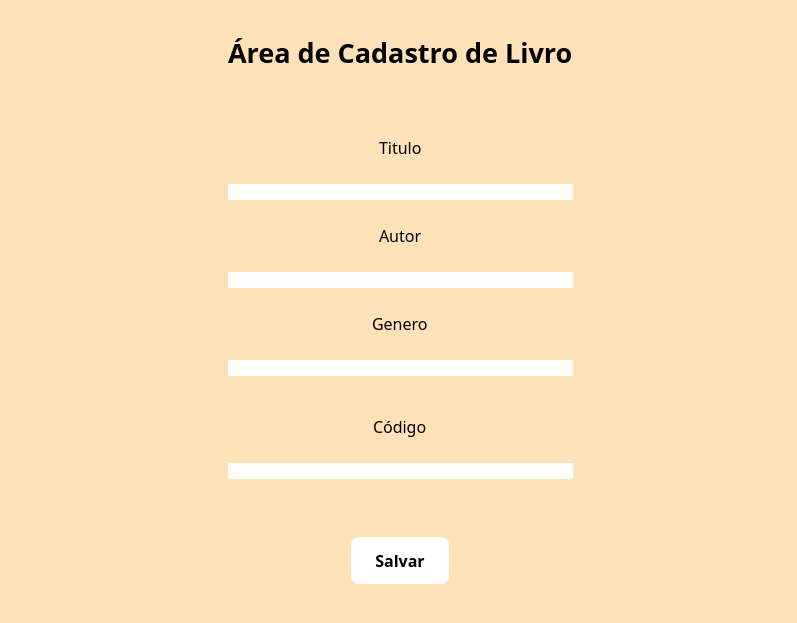
buenosdev/Senac-Voucher, file 2024/NOVEMBRO/Caíque/261124/Views/login.ui: the form before one commit.
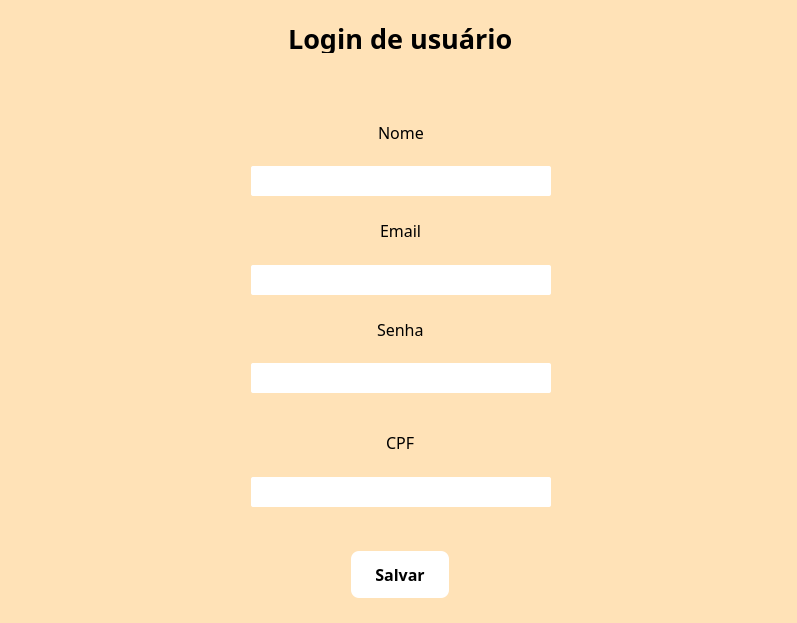
The form after the commit.

Diff of the .ui file:
```diff
--- a/2024/NOVEMBRO/Caíque/261124/Views/login.ui
+++ b/2024/NOVEMBRO/Caíque/261124/Views/login.ui
@@ -94,7 +94,7 @@
             <set>Qt::ImhNone</set>
            </property>
            <property name="text">
-            <string>Área de Cadastro de Livro</string>
+            <string>Login de usuário</string>
            </property>
            <property name="scaledContents">
             <bool>false</bool>
@@ -136,7 +136,7 @@
   font-size: 16px;</string>
            </property>
            <property name="text">
-            <string>Titulo</string>
+            <string>Nome</string>
            </property>
           </widget>
          </item>
@@ -158,7 +158,9 @@
            <property name="styleSheet">
             <string notr="true">background-color:white;
 border-radius: 2px;
-border: none;</string>
+border: none;
+width:300px;
+height: 30px</string>
            </property>
           </widget>
          </item>
@@ -194,7 +196,7 @@
   font-size: 16px;</string>
            </property>
            <property name="text">
-            <string>Autor</string>
+            <string>Email</string>
            </property>
           </widget>
          </item>
@@ -216,7 +218,9 @@
            <property name="styleSheet">
             <string notr="true">background-color:white;
 border-radius: 2px;
-border: none;</string>
+border: none;
+width:300px;
+height: 30px</string>
            </property>
           </widget>
          </item>
@@ -252,7 +256,7 @@
   font-size: 16px;</string>
            </property>
            <property name="text">
-            <string>Genero</string>
+            <string>Senha</string>
            </property>
           </widget>
          </item>
@@ -269,12 +273,14 @@
            </property>
           </spacer>
          </item>
-         <item>
+         <item alignment="Qt::AlignHCenter">
           <widget class="QLineEdit" name="lineEdit_3">
            <property name="styleSheet">
             <string notr="true">background-color:white;
 border-radius: 2px;
-border: none;</string>
+border: none;
+width:300px;
+height: 30px</string>
            </property>
           </widget>
          </item>
@@ -316,7 +322,7 @@
             <number>1</number>
            </property>
            <property name="text">
-            <string>Código</string>
+            <string>CPF</string>
            </property>
            <property name="textFormat">
             <enum>Qt::AutoText</enum>
@@ -345,12 +351,14 @@
            </property>
           </spacer>
          </item>
-         <item>
+         <item alignment="Qt::AlignHCenter">
           <widget class="QLineEdit" name="lineEdit_4">
            <property name="styleSheet">
             <string notr="true">background-color:white;
 border-radius: 2px;
-border: none;</string>
+border: none;
+width:300px;
+height: 30px</string>
            </property>
           </widget>
          </item>
```
